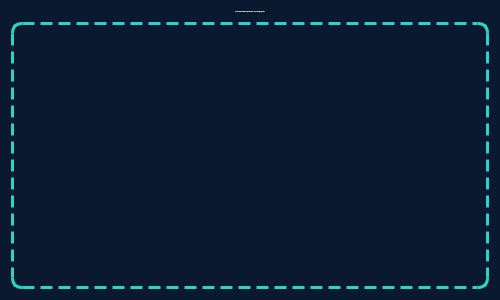
CyberBro9/aobp, file UncompiledUI/TableDialog.ui: the form before one commit.
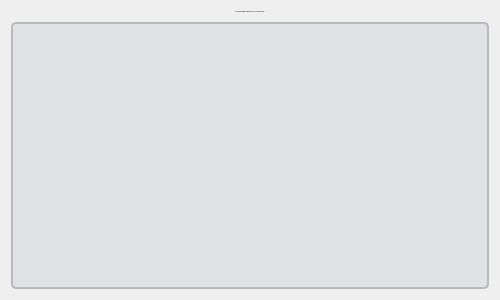
The form after the commit.

Commit message: Finish revamping UI

Patch:
```diff
--- a/UncompiledUI/TableDialog.ui
+++ b/UncompiledUI/TableDialog.ui
@@ -18,18 +18,18 @@
   </property>
   <property name="styleSheet">
    <string notr="true">QDialog {
-	background-color: #0a192f
+	background-color: #F5F7FAf
 }
 QTableWidget {
-	border: 3px dashed #2dd4bf;
-	background-color: transparent;
-	border-radius: 10px;
+	border: 2px solid rgb(185, 186, 189);
+	border-radius: 5px;
+	background-color: rgb(225, 226, 229);
 	padding: 10px 10px;
 }
 QTableWidget::item {
 	background-color: #ffffff;
 	font: 8px &quot;Inter&quot;;
-	color: #000000
+	color: #1F2937
 }
 QTableWidget QHeaderView::section {
 	padding: 2px;
@@ -50,7 +50,7 @@
       </font>
      </property>
      <property name="styleSheet">
-      <string notr="true">color: rgb(255, 255, 255);
+      <string notr="true">color: #1F2937;
 font: 16px &quot;Inter&quot;</string>
      </property>
      <property name="text">
```
The commit also changes 7 other files.
